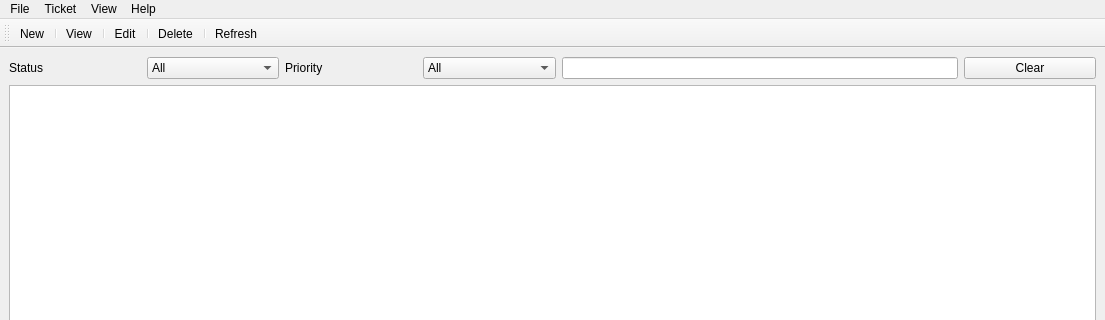
Above: Helpdesk_3/mainwindow.ui from matskomarina03-web/qt-labs before the change; both pictures show x 0 to 1105 and y 0 to 320 of the 1105 by 702 pixel window. Below: the same form after it.
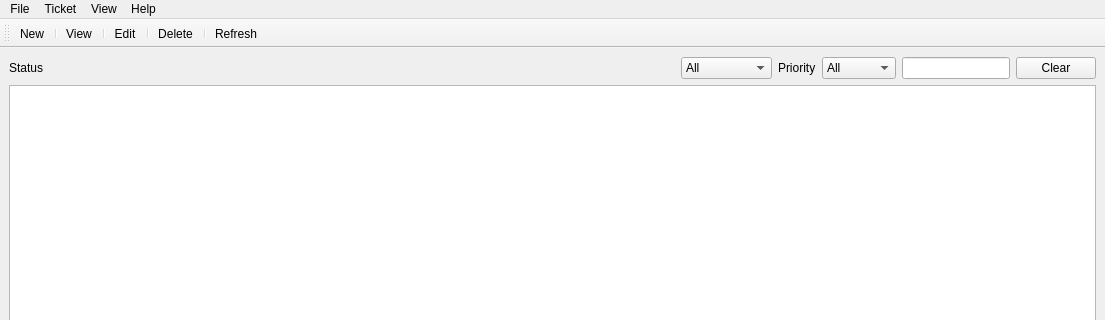
That is the form after the change. Icons and pictures are not drawn.

Commit message: Покращений проєкт сортуванням

The edit to the form file:
```diff
--- a/Helpdesk_3/mainwindow.ui
+++ b/Helpdesk_3/mainwindow.ui
@@ -21,7 +21,54 @@
     <item>
      <layout class="QVBoxLayout" name="verticalLayout">
       <item>
-       <layout class="QGridLayout" name="gridLayout" columnstretch="1,1,1,1,3,1">
+       <layout class="QGridLayout" name="gridLayout" columnstretch="1,0,0,0,0,0">
+        <item row="0" column="5">
+         <widget class="QPushButton" name="btnClear">
+          <property name="text">
+           <string>Clear</string>
+          </property>
+         </widget>
+        </item>
+        <item row="0" column="3">
+         <widget class="QComboBox" name="comboPriority">
+          <item>
+           <property name="text">
+            <string>All</string>
+           </property>
+          </item>
+          <item>
+           <property name="text">
+            <string>Low</string>
+           </property>
+          </item>
+          <item>
+           <property name="text">
+            <string>Medium</string>
+           </property>
+          </item>
+          <item>
+           <property name="text">
+            <string>High</string>
+           </property>
+          </item>
+         </widget>
+        </item>
+        <item row="0" column="4">
+         <widget class="QLineEdit" name="lineEdit">
+          <property name="sizePolicy">
+           <sizepolicy hsizetype="Preferred" vsizetype="Fixed">
+            <horstretch>0</horstretch>
+            <verstretch>0</verstretch>
+           </sizepolicy>
+          </property>
+          <property name="layoutDirection">
+           <enum>Qt::LayoutDirection::LeftToRight</enum>
+          </property>
+          <property name="maxLength">
+           <number>32771</number>
+          </property>
+         </widget>
+        </item>
         <item row="0" column="0">
          <widget class="QLabel" name="label">
           <property name="text">
@@ -60,40 +107,6 @@
           </property>
          </widget>
         </item>
-        <item row="0" column="5">
-         <widget class="QPushButton" name="btnClear">
-          <property name="text">
-           <string>Clear</string>
-          </property>
-         </widget>
-        </item>
-        <item row="0" column="3">
-         <widget class="QComboBox" name="comboPriority">
-          <item>
-           <property name="text">
-            <string>All</string>
-           </property>
-          </item>
-          <item>
-           <property name="text">
-            <string>Low</string>
-           </property>
-          </item>
-          <item>
-           <property name="text">
-            <string>Medium</string>
-           </property>
-          </item>
-          <item>
-           <property name="text">
-            <string>High</string>
-           </property>
-          </item>
-         </widget>
-        </item>
-        <item row="0" column="4">
-         <widget class="QLineEdit" name="lineEdit"/>
-        </item>
        </layout>
       </item>
       <item>
```
The commit also changes 2 other files.
